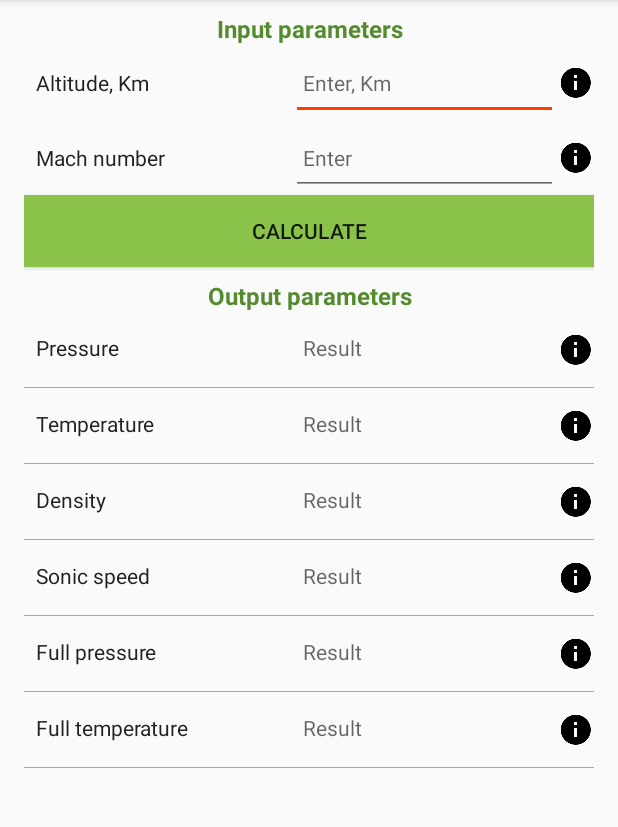
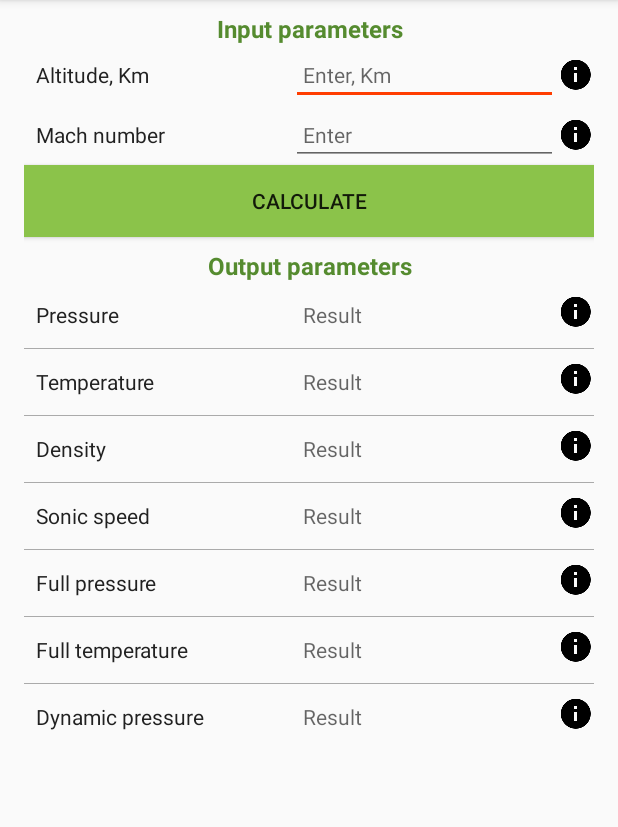
Before and after one commit to since85stas/Atmosphere02, an Android app: the screen it shows after launch (CalculateActivity), on a phone screen of 412 x 824 dp, the part 84-911 px from its top. Run offline under Robolectric (Android 15) with nearby library versions, the phone set to English and light mode, and no system bars.

```diff
--- a/app/build.gradle
+++ b/app/build.gradle
@@ -6,8 +6,8 @@ android {
         applicationId "com.batura.stas.atmosphere"
         minSdkVersion 19
         targetSdkVersion 26
-        versionCode 1
-        versionName "1.0"
+        versionCode 2
+        versionName "1.1"
         testInstrumentationRunner "android.support.test.runner.AndroidJUnitRunner"
     }
     buildTypes {
--- a/app/src/main/java/com/batura/stas/atmosphere/Atmosphere.java
+++ b/app/src/main/java/com/batura/stas/atmosphere/Atmosphere.java
@@ -15,6 +15,7 @@ public class Atmosphere  {
     private double mFullPressure;
     private double mFullTempreture;
     private double mSonicSpeed;
+    private double mDynamicPressure;
 
     private static final String TAG = "AtmosphereClass";
 
@@ -163,4 +164,6 @@ public class Atmosphere  {
     }
 
     public double getSonicSpeed() { return mSonicSpeed; }
+
+    public double getmDynamicPressure() {return mDynamicPressure; }
 }
--- a/app/src/main/res/layout/about_activity.xml
+++ b/app/src/main/res/layout/about_activity.xml
@@ -28,6 +28,7 @@
         android:textSize="16sp" />
 
     <RatingBar
+        style="@style/myRatingBar"
         android:layout_alignParentBottom="true"
         android:id="@+id/ratingBar"
         android:layout_width="wrap_content"
@@ -38,9 +39,8 @@
         android:clickable="true"
         android:isIndicator="false"
         android:numStars="5"
-        android:rating="3"
+        android:rating="4"
         android:stepSize="0.5"
-        android:layout_centerHorizontal="true"
-        />
+        android:layout_centerHorizontal="true"/>
 
 </RelativeLayout>
--- a/app/src/main/res/layout/calculate_activity.xml
+++ b/app/src/main/res/layout/calculate_activity.xml
@@ -195,5 +195,22 @@
         android:layout_width="match_parent"
         android:layout_height="0.5dp"
         android:background="@android:color/darker_gray"/>
+    <LinearLayout xmlns:android="http://schemas.android.com/apk/res/android"
+        android:layout_width="match_parent"
+        android:layout_height="wrap_content"
+        android:orientation="horizontal"
+        android:baselineAligned="false">
+        <TextView
+            android:text="@string/dynamicPressTextView"
+            style="@style/output_basic_styleTextView" />
+        <TextView
+            android:id="@+id/dynamicPressValue"
+            android:hint="@string/resultHint"
+            style="@style/output_basic_styleTextView"/>
+        <ImageButton
+            android:id="@+id/dynamicPressHelp"
+            style="@style/help_icon_style"
+            android:onClick="calculateHelpOnClick"/>
+    </LinearLayout>
 
 </LinearLayout>
--- a/app/src/main/res/values/dimens.xml
+++ b/app/src/main/res/values/dimens.xml
@@ -1,11 +1,9 @@
 <?xml version="1.0" encoding="utf-8"?>
 
-
     <resources>
-        <dimen name="input_item_height">50dp</dimen>
+        <dimen name="input_item_height">40dp</dimen>
         <dimen name="input_item_width">150dp</dimen>
         <dimen name="edit_graphText_width">50dp</dimen>
-        <dimen name="output_item_height">48dp</dimen>
+        <dimen name="output_item_height">44dp</dimen>
         <dimen name="activityPaddingLateral">16dp</dimen>
-
     </resources>
--- a/app/src/main/res/values/strings.xml
+++ b/app/src/main/res/values/strings.xml
@@ -9,6 +9,7 @@
     <string name="pressureTextView">Pressure</string>
     <string name="fullPressureTextView">Full pressure</string>
     <string name="fullTempTextView">Full temperature</string>
+    <string name="dynamicPressTextView">Dynamic pressure</string>
     <string name="temperatureTextView">Temperature</string>
     <string name="densityTextView">Density</string>
     <string name="altitudeHint">Enter, Km</string>
@@ -31,9 +32,10 @@
     <string name="pressureHelpString">Static pressure in Pa. </string>
     <string name="densityHelpString" >Density in kg/m^3. </string>
     <string name="temperatureHelpString">Static temperature in K.</string>
-    <string name="fullPressureHelpString">Full pressure of inlet flow in Pa.</string>
-    <string name="fullTemperatureHelpString">Full temperature of inlet flow in K.</string>
+    <string name="fullPressureHelpString">Full pressure of inlet flow in Pa. Enter Mach number to calculate this parameter. Enter Mach number to calculate this value.</string>
+    <string name="fullTemperatureHelpString">Full temperature of inlet flow in K. Enter Mach number to calculate this parameter. Enter Mach number to calculate this value.</string>
     <string name="sonicSpeedHelpString">Sonic speed of the air in m/s.</string>
+    <string name="dynamicPressHelp">Dynamic pressure of the inlet flow in Pa with given altitude and Mach number. Enter Mach number to calculate this value.</string>
     <string name="graphHelpString">Enter altitude range in kilometers for parameters
         changing. Press OK button to generate graph. If no altitude was given program will work with default
         altitude range up to 50 kilometers.</string>
@@ -49,8 +51,8 @@
         This program intended to calculate atmosphere parameters on altitude from 0 to 85 kilometers
         above the Earth surface. Also it has possibility to evaluate full parameters of inlet flow
         during the flight with given altitude and Mach number.\n\n
-        Program:        Batura Stas\n
-        Science core:   Sidorov Rodion\n
+        Program:         Batura Stas\n
+        Science core:    Sidorov Rodion\n
     </string>
 
     <string name="graphOkbutton">Ok</string>
--- a/app/src/main/res/values/styles.xml
+++ b/app/src/main/res/values/styles.xml
@@ -71,4 +71,9 @@
         <item name="android:layout_height">@dimen/input_item_height</item>
     </style>
 
+    <style name="myRatingBar" parent="Theme.AppCompat">
+        <item name="colorControlNormal">@android:color/holo_green_dark</item>
+        <item name="colorControlActivated">@android:color/holo_orange_dark</item>
+    </style>
+
 </resources>
```
Also changed, not shown: app/src/main/java/com/batura/stas/atmosphere/CalculateActivity.java (+8 -0 lines).
